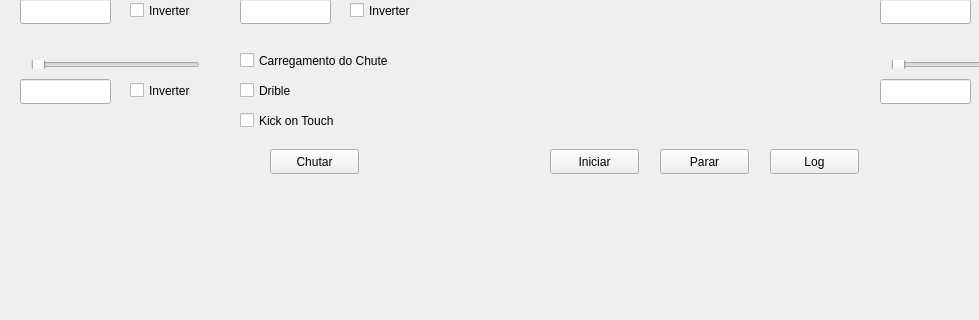
Above: SSL-F180/Controle/Brennand/brennand.ui from maracatronics/autonomos_coletivos before the change; both pictures show x 0 to 979 and y 448 to 768 of the 1366 by 768 pixel window. Below: the same form after it.
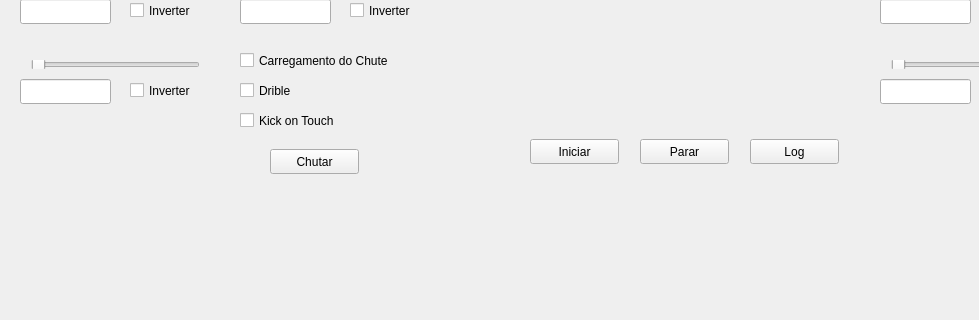
That is the form after the change. Icons and pictures are not drawn.

```diff
--- a/SSL-F180/Controle/Brennand/brennand.ui
+++ b/SSL-F180/Controle/Brennand/brennand.ui
@@ -38,8 +38,8 @@
     </property>
     <property name="geometry">
      <rect>
-      <x>550</x>
-      <y>580</y>
+      <x>530</x>
+      <y>570</y>
       <width>89</width>
       <height>25</height>
      </rect>
@@ -276,8 +276,8 @@
     </property>
     <property name="geometry">
      <rect>
-      <x>660</x>
-      <y>580</y>
+      <x>640</x>
+      <y>570</y>
       <width>89</width>
       <height>25</height>
      </rect>
@@ -308,8 +308,8 @@
    <widget class="QLabel" name="maraca_Logo">
     <property name="geometry">
      <rect>
-      <x>50</x>
-      <y>560</y>
+      <x>40</x>
+      <y>570</y>
       <width>121</width>
       <height>101</height>
      </rect>
@@ -1231,8 +1231,8 @@
     </property>
     <property name="geometry">
      <rect>
-      <x>770</x>
-      <y>580</y>
+      <x>750</x>
+      <y>570</y>
       <width>89</width>
       <height>25</height>
      </rect>
```
